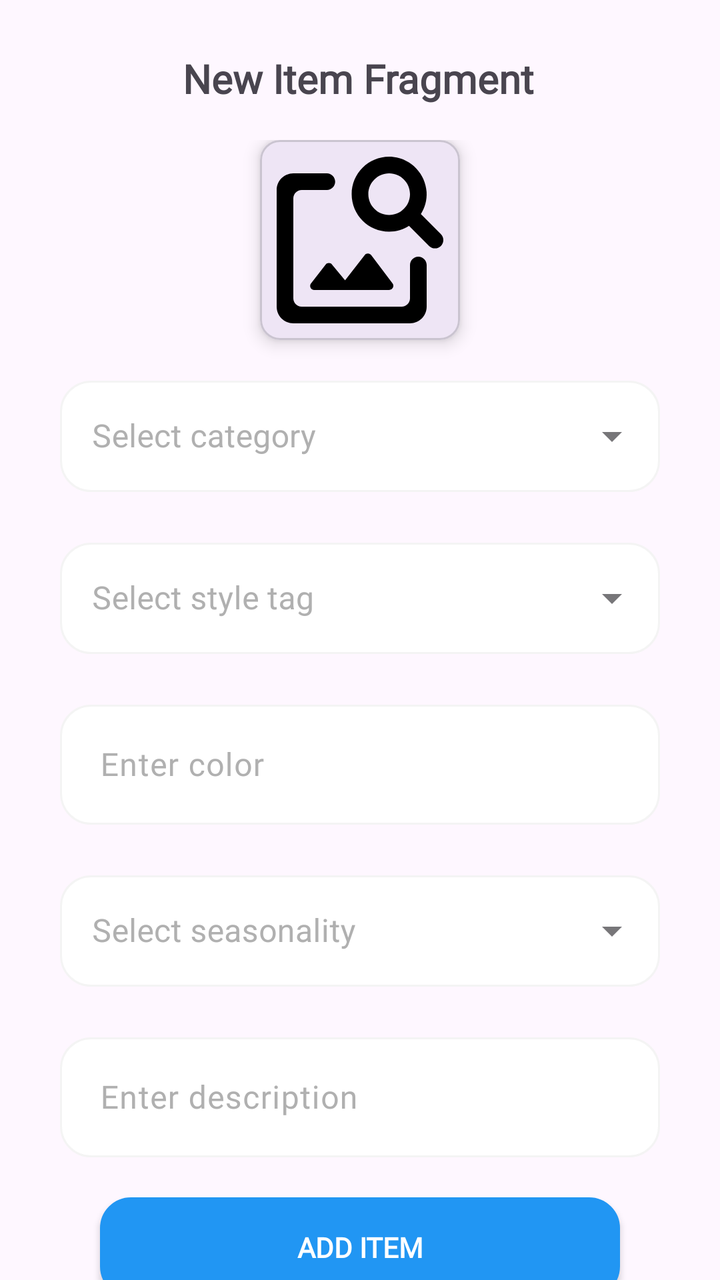
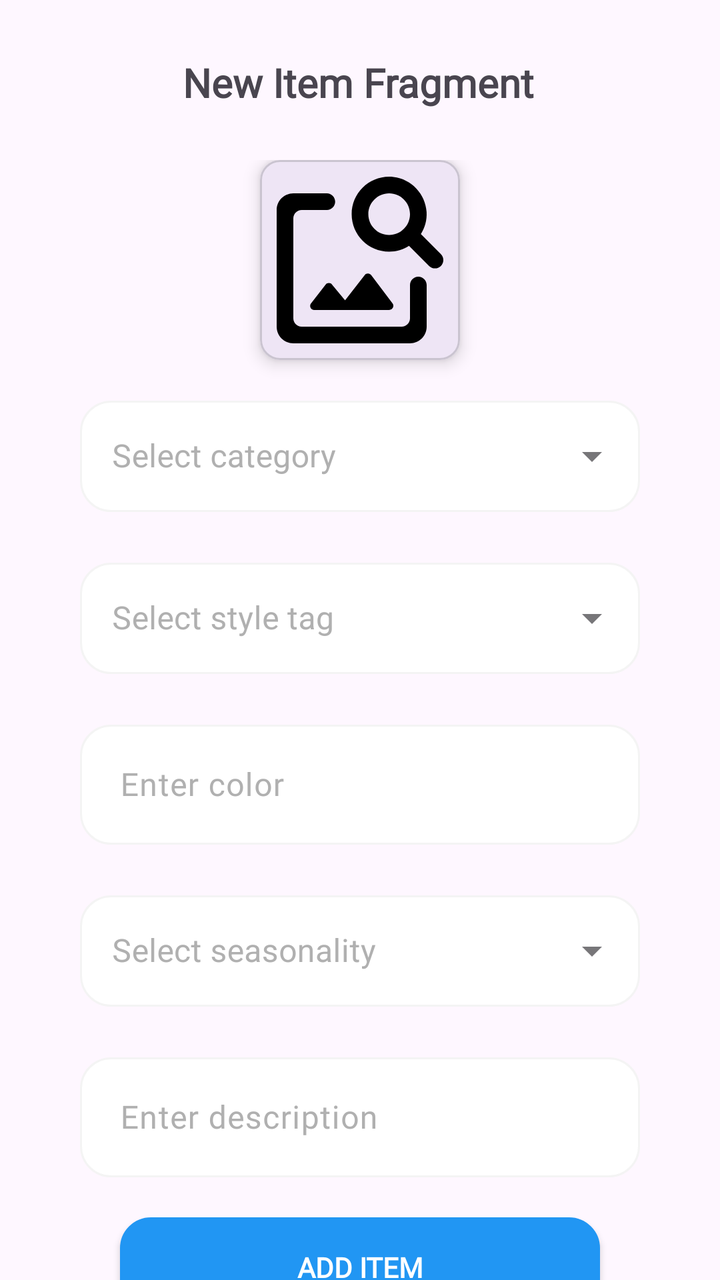

Screens rendered from an Android XML layout before and after an edit, with the pre-edit source and the edit as a unified diff.
<!-- AndroidManifest.xml: application theme Theme.StyleWIZ_vol2 -->
<!-- res/layout/fragment_new_item.xml -->
<?xml version="1.0" encoding="utf-8"?>
<androidx.constraintlayout.widget.ConstraintLayout xmlns:android="http://schemas.android.com/apk/res/android"
    xmlns:app="http://schemas.android.com/apk/res-auto"
    xmlns:tools="http://schemas.android.com/tools"
    android:layout_width="match_parent"
    android:layout_height="match_parent"
    tools:context=".NewItemFragment">

    

    <TextView
        android:id="@+id/textView9"
        android:layout_width="wrap_content"
        android:layout_height="wrap_content"
        android:fontFamily="@font/roboto"
        android:text="New Item Fragment"
        android:textSize="20sp"
        android:textStyle="bold"
        app:layout_constraintBottom_toBottomOf="parent"
        app:layout_constraintEnd_toEndOf="parent"
        app:layout_constraintHorizontal_bias="0.497"
        app:layout_constraintStart_toStartOf="parent"
        app:layout_constraintTop_toTopOf="parent"
        app:layout_constraintVertical_bias="0.042" />


    <LinearLayout
        android:layout_width="match_parent"
        android:layout_height="wrap_content"
        android:layout_marginStart="30dp"
        android:layout_marginTop="70dp"
        android:layout_marginEnd="30dp"
        android:gravity="center"
        android:orientation="vertical"
        app:layout_constraintEnd_toEndOf="parent"
        app:layout_constraintStart_toStartOf="parent"
        app:layout_constraintTop_toTopOf="parent">

        <com.google.android.material.card.MaterialCardView
            android:id="@+id/selectImage"
            android:layout_width="100sp"
            android:layout_height="100sp"
            app:cardCornerRadius="10sp"
            app:cardElevation="5sp">

            <LinearLayout
                android:layout_width="match_parent"
                android:layout_height="match_parent"
                android:gravity="center"
                android:orientation="vertical">

                <ImageView
                    android:id="@+id/itemImage"
                    android:layout_width="match_parent"
                    android:layout_height="match_parent"
                    android:src="@drawable/round_image_search_24"
                    android:scaleType="centerCrop"/>
            </LinearLayout>


        </com.google.android.material.card.MaterialCardView>



        <Button
            android:id="@+id/submitButton"
            android:layout_width="wrap_content"
            android:layout_height="wrap_content"
            android:text="Submit"
            android:visibility="gone"/>




        <com.google.android.material.textfield.TextInputLayout
            android:layout_width="match_parent"
            android:layout_height="wrap_content"
            android:hint="Select category"
            android:textColorHint="@color/gray"
            android:layout_marginTop="15dp"
            style="@style/Widget.MaterialComponents.TextInputLayout.OutlinedBox.ExposedDropdownMenu">

            <AutoCompleteTextView
                android:id="@+id/textCategory"
                android:layout_width="match_parent"
                android:layout_height="wrap_content"
                android:background="@drawable/edittextshape"
                android:inputType="none"/>


        </com.google.android.material.textfield.TextInputLayout>

        <com.google.android.material.textfield.TextInputLayout
            android:layout_width="match_parent"
            android:layout_height="wrap_content"
            android:hint="Select style tag"
            android:textColorHint="@color/gray"
            android:layout_marginTop="20dp"
            style="@style/Widget.MaterialComponents.TextInputLayout.OutlinedBox.ExposedDropdownMenu">

            <AutoCompleteTextView
                android:id="@+id/textStyleTag"
                android:layout_width="match_parent"
                android:layout_height="wrap_content"
                android:background="@drawable/edittextshape"
                android:inputType="none"/>


        </com.google.android.material.textfield.TextInputLayout>




        <com.google.android.material.textfield.TextInputLayout
            android:layout_width="match_parent"
            android:layout_height="wrap_content"
            android:layout_marginTop="20dp"
            android:hint="Enter color"
            android:textColorHint="@color/gray"
            app:hintAnimationEnabled="true">

            <com.google.android.material.textfield.TextInputEditText
                android:id="@+id/textColor"
                android:layout_width="match_parent"
                android:layout_height="60dp"
                android:paddingStart="20dp"
                android:paddingEnd="15dp"
                android:background="@drawable/edittextshape"
                android:fontFamily="@font/roboto"
                android:singleLine="true"
                android:inputType="text" />
        </com.google.android.material.textfield.TextInputLayout>


        <com.google.android.material.textfield.TextInputLayout
            android:layout_width="match_parent"
            android:layout_height="wrap_content"
            android:hint="Select seasonality"
            android:textColorHint="@color/gray"
            android:layout_marginTop="20dp"
            style="@style/Widget.MaterialComponents.TextInputLayout.OutlinedBox.ExposedDropdownMenu">

            <AutoCompleteTextView
                android:id="@+id/textSeasonality"
                android:layout_width="match_parent"
                android:layout_height="wrap_content"
                android:background="@drawable/edittextshape"
                android:inputType="none"/>


        </com.google.android.material.textfield.TextInputLayout>

        <com.google.android.material.textfield.TextInputLayout
            android:layout_width="match_parent"
            android:layout_height="wrap_content"
            android:layout_marginTop="20dp"
            android:hint="Enter description"
            android:textColorHint="@color/gray"
            app:hintAnimationEnabled="true">

            <com.google.android.material.textfield.TextInputEditText
                android:id="@+id/textDescription"
                android:layout_width="match_parent"
                android:layout_height="60dp"
                android:paddingStart="20dp"
                android:paddingEnd="15dp"
                android:background="@drawable/edittextshape"
                android:fontFamily="@font/roboto"
                android:singleLine="true"
                android:inputType="text" />
        </com.google.android.material.textfield.TextInputLayout>

        <androidx.appcompat.widget.AppCompatButton
            android:id="@+id/AddItemBtn"
            android:layout_width="match_parent"
            android:layout_height="50dp"
            android:background="@drawable/edittextshape"
            android:backgroundTint="@color/blue"
            android:text="ADD ITEM"
            android:textColor="@color/white"
            android:fontFamily="@font/roboto"
            android:textStyle="bold"
            android:layout_margin="20dp"/>


    </LinearLayout>

</androidx.constraintlayout.widget.ConstraintLayout>
<!-- resources referenced by this layout -->
<resources>
  <color name="blue">#2196F3</color>
  <color name="gray">#B0B0B0</color>
  <color name="white">#FFFFFFFF</color>
  <!-- drawable edittextshape (drawable) -->
  <?xml version="1.0" encoding="utf-8"?>
  <shape xmlns:android="http://schemas.android.com/apk/res/android">
      <solid android:color="@color/white"/>
      <corners android:radius="15dp"/>
      <stroke android:color="#f4f4f4" android:width="1dp"/>
  </shape>
  <!-- drawable round_image_search_24 (drawable) -->
  <vector android:height="24dp" android:tint="#000000"
      android:viewportHeight="24" android:viewportWidth="24"
      android:width="24dp" xmlns:android="http://schemas.android.com/apk/res/android">
      <path android:fillColor="@android:color/white" android:pathData="M18,15v4c0,0.55 -0.45,1 -1,1L5,20c-0.55,0 -1,-0.45 -1,-1L4,7c0,-0.55 0.45,-1 1,-1h3.02c0.55,0 1,-0.45 1,-1s-0.45,-1 -1,-1L4,4c-1.1,0 -2,0.9 -2,2v14c0,1.1 0.9,2 2,2h14c1.1,0 2,-0.9 2,-2v-5c0,-0.55 -0.45,-1 -1,-1s-1,0.45 -1,1zM15.5,18L6.52,18c-0.42,0 -0.65,-0.48 -0.39,-0.81l1.74,-2.23c0.2,-0.25 0.58,-0.26 0.78,-0.01l1.56,1.88 2.35,-3.02c0.2,-0.26 0.6,-0.26 0.79,0.01l2.55,3.39c0.25,0.32 0.01,0.79 -0.4,0.79zM19.3,8.89c0.48,-0.77 0.75,-1.67 0.69,-2.66 -0.13,-2.15 -1.84,-3.97 -3.97,-4.2C13.3,1.73 11,3.84 11,6.5c0,2.49 2.01,4.5 4.49,4.5 0.88,0 1.7,-0.26 2.39,-0.7l2.41,2.41c0.39,0.39 1.03,0.39 1.42,0 0.39,-0.39 0.39,-1.03 0,-1.42l-2.41,-2.4zM15.5,9C14.12,9 13,7.88 13,6.5S14.12,4 15.5,4 18,5.12 18,6.5 16.88,9 15.5,9z"/>
  </vector>
  <style name="Theme.StyleWIZ_vol2" parent="Base.Theme.StyleWIZ_vol2" />
  <style name="Base.Theme.StyleWIZ_vol2" parent="Theme.Material3.DayNight.NoActionBar">
          
          
      </style>
</resources>

<!-- the commit's change to res/layout/fragment_new_item.xml (unified diff, before → after) -->
@@ -1,12 +1,18 @@
 <?xml version="1.0" encoding="utf-8"?>
-<androidx.constraintlayout.widget.ConstraintLayout xmlns:android="http://schemas.android.com/apk/res/android"
+<ScrollView xmlns:android="http://schemas.android.com/apk/res/android"
+    android:layout_width="match_parent"
+    android:layout_height="match_parent"
+    xmlns:app="http://schemas.android.com/apk/res-auto"
+    android:scrollbars="none">
+
+<androidx.constraintlayout.widget.ConstraintLayout
+    xmlns:android="http://schemas.android.com/apk/res/android"
     xmlns:app="http://schemas.android.com/apk/res-auto"
     xmlns:tools="http://schemas.android.com/tools"
     android:layout_width="match_parent"
     android:layout_height="match_parent"
     tools:context=".NewItemFragment">
 
-    
 
     <TextView
         android:id="@+id/textView9"
@@ -30,6 +36,7 @@
         android:layout_marginStart="30dp"
         android:layout_marginTop="70dp"
         android:layout_marginEnd="30dp"
+        android:padding="10dp"
         android:gravity="center"
         android:orientation="vertical"
         app:layout_constraintEnd_toEndOf="parent"
@@ -186,3 +193,4 @@
     </LinearLayout>
 
 </androidx.constraintlayout.widget.ConstraintLayout>
+</ScrollView>
